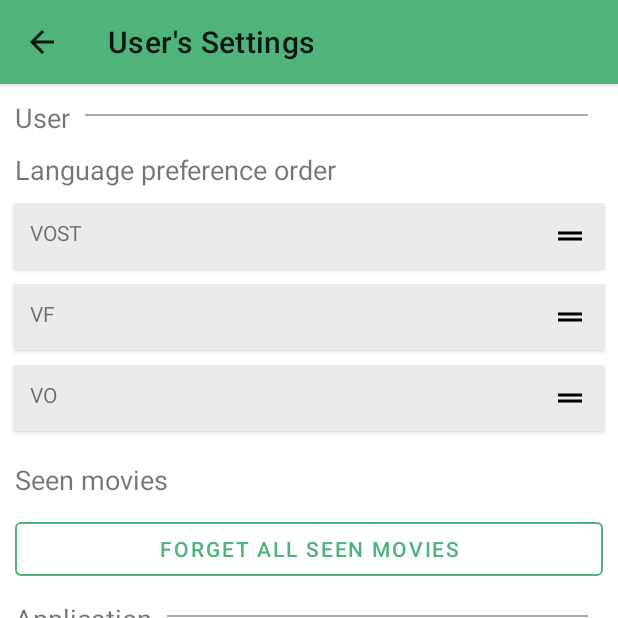
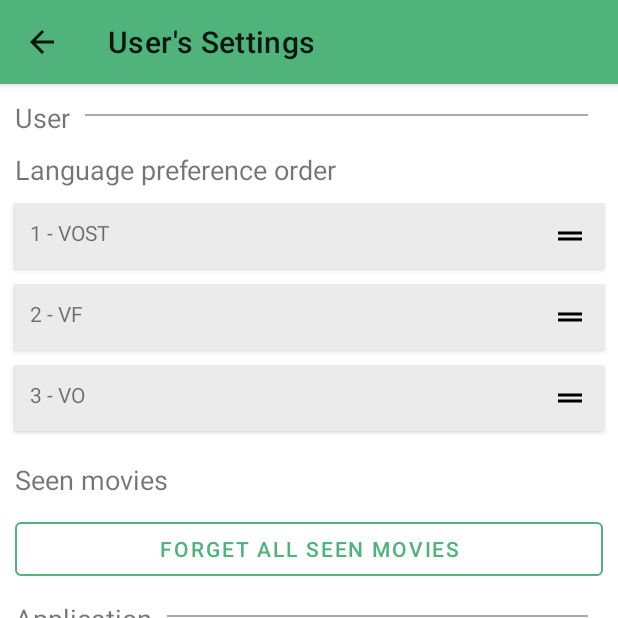
Before and after one commit to MatthieuLouf/blind-test-movie-app, an Android app: the UserSettingsActivity screen opened directly, with no data from a screen before it, on a phone screen of 412 x 824 dp, the top half of it. Run offline under Robolectric (Android 15) with nearby library versions, the phone set to English and light mode, and no system bars.

Commit message:
display preference position

```diff
--- a/app/src/main/java/com/matthieu_louf/movie_blindtest_app/pages/userPage/UserSettingsActivity.java
+++ b/app/src/main/java/com/matthieu_louf/movie_blindtest_app/pages/userPage/UserSettingsActivity.java
@@ -1,13 +1,10 @@
 package com.matthieu_louf.movie_blindtest_app.pages.userPage;
 
 import android.content.Intent;
-import android.content.res.Configuration;
 import android.os.Bundle;
 import android.view.View;
-import android.widget.Button;
 import android.widget.Toast;
 
-import androidx.annotation.NonNull;
 import androidx.appcompat.app.ActionBar;
 import androidx.appcompat.app.AppCompatActivity;
 import androidx.core.app.NavUtils;
@@ -18,13 +15,11 @@ import androidx.recyclerview.widget.RecyclerView;
 import com.matthieu_louf.movie_blindtest_app.pages.MainActivity;
 import com.matthieu_louf.movie_blindtest_app.R;
 import com.matthieu_louf.movie_blindtest_app.recycler.languagePreference.LanguagePreferenceAdapter;
-import com.matthieu_louf.movie_blindtest_app.recycler.languagePreference.MyItemTouchHelper;
-import com.matthieu_louf.movie_blindtest_app.recycler.theme.ThemeAdapter;
+import com.matthieu_louf.movie_blindtest_app.recycler.languagePreference.LanguagePreferenceItemTouchHelper;
 import com.matthieu_louf.movie_blindtest_app.sharedPreferences.SeenMoviesService;
 import com.google.android.material.button.MaterialButton;
 
 import java.util.ArrayList;
-import java.util.Collections;
 import java.util.List;
 /*import com.firebase.ui.auth.AuthUI;
 import com.google.android.gms.tasks.OnCompleteListener;
@@ -64,7 +59,11 @@ public class UserSettingsActivity extends AppCompatActivity {
                 NavUtils.navigateUpTo(userSettingsActivity,new Intent(userSettingsActivity, MainActivity.class));
             }
         });
+        handleLanguagePreferences();
+    }
 
+    private void handleLanguagePreferences()
+    {
         languagePreferencesTexts.add("VOST");
         languagePreferencesTexts.add("VF");
         languagePreferencesTexts.add("VO");
@@ -77,10 +76,9 @@ public class UserSettingsActivity extends AppCompatActivity {
 
         adapter = new LanguagePreferenceAdapter(languagePreferencesTexts, R.layout.preview_language_preference,this);
         recyclerView.setAdapter(adapter);
-        MyItemTouchHelper itemTouchHelper = new MyItemTouchHelper(adapter,languagePreferencesTexts,this);
+        LanguagePreferenceItemTouchHelper itemTouchHelper = new LanguagePreferenceItemTouchHelper(adapter,languagePreferencesTexts,this,recyclerView);
         ItemTouchHelper helper = new ItemTouchHelper(itemTouchHelper);
         helper.attachToRecyclerView(recyclerView);
-
     }
 
     @Override
--- a/app/src/main/java/com/matthieu_louf/movie_blindtest_app/recycler/languagePreference/LanguagePreferenceAdapter.java
+++ b/app/src/main/java/com/matthieu_louf/movie_blindtest_app/recycler/languagePreference/LanguagePreferenceAdapter.java
@@ -25,14 +25,14 @@ public class LanguagePreferenceAdapter extends RecyclerView.Adapter<LanguagePref
 
     @NonNull
     @Override
-    public LanguagePreferenceHolder onCreateViewHolder(@NonNull ViewGroup viewGroup, int position) {
+    public LanguagePreferenceHolder onCreateViewHolder(@NonNull ViewGroup viewGroup, int viewType) {
         View view = LayoutInflater.from(viewGroup.getContext()).inflate(layout, viewGroup,false);
         return new LanguagePreferenceHolder(view,context);
     }
 
     @Override
     public void onBindViewHolder(@NonNull LanguagePreferenceHolder viewHolder, int i) {
-        viewHolder.bind(languagePreferences.get(i));
+        viewHolder.bind(languagePreferences.get(i),i);
     }
 
     @Override
--- a/app/src/main/java/com/matthieu_louf/movie_blindtest_app/recycler/languagePreference/LanguagePreferenceHolder.java
+++ b/app/src/main/java/com/matthieu_louf/movie_blindtest_app/recycler/languagePreference/LanguagePreferenceHolder.java
@@ -23,18 +23,24 @@ import com.matthieu_louf.movie_blindtest_app.models.detailsMovie.ProductionCompa
 
 public class LanguagePreferenceHolder extends RecyclerView.ViewHolder {
     public TextView languagePreferenceTextView;
+    public TextView positionTextView;
     public CardView cardView;
 
     public LanguagePreferenceHolder(@NonNull View itemView, Context context) {
         super(itemView);
         languagePreferenceTextView=itemView.findViewById(R.id.language_preference_text_view);
+        positionTextView = itemView.findViewById(R.id.language_preference_position_text_view);
         cardView=itemView.findViewById(R.id.language_preference_card_view);
         cardView.setBackgroundColor(context.getResources().getColor(R.color.lt_grey));
-
     }
 
-    public void bind(final String languagePreferenceText) {
+    public void bind(final String languagePreferenceText,int position) {
         languagePreferenceTextView.setText(languagePreferenceText);
+        updatePosition(position+1);
+    }
 
+    public void updatePosition(int position)
+    {
+        positionTextView.setText(position+" - ");
     }
 }
--- a/app/src/main/java/com/matthieu_louf/movie_blindtest_app/recycler/languagePreference/MyItemTouchHelper.java
+++ b/app/src/main/java/com/matthieu_louf/movie_blindtest_app/recycler/languagePreference/LanguagePreferenceItemTouchHelper.java
@@ -12,16 +12,18 @@ import com.matthieu_louf.movie_blindtest_app.R;
 import java.util.Collections;
 import java.util.List;
 
-public class MyItemTouchHelper extends ItemTouchHelper.Callback {
+public class LanguagePreferenceItemTouchHelper extends ItemTouchHelper.Callback {
 
     private final LanguagePreferenceAdapter mAdapter;
     private List<String> languagePreferencesTexts;
     private Context context;
+    private RecyclerView recyclerView;
 
-    public MyItemTouchHelper(LanguagePreferenceAdapter adapter, List<String> languagePreferencesTexts, Context context) {
+    public LanguagePreferenceItemTouchHelper(LanguagePreferenceAdapter adapter, List<String> languagePreferencesTexts, Context context, RecyclerView recyclerView) {
         mAdapter = adapter;
         this.languagePreferencesTexts = languagePreferencesTexts;
         this.context = context;
+        this.recyclerView =recyclerView;
     }
 
     @Override
@@ -39,6 +41,7 @@ public class MyItemTouchHelper extends ItemTouchHelper.Callback {
         super.clearView(recyclerView, viewHolder);
         LanguagePreferenceHolder languagePreferenceHolder = (LanguagePreferenceHolder) viewHolder;
         languagePreferenceHolder.cardView.setBackgroundColor(context.getResources().getColor(R.color.lt_grey));
+        updateViewPositions();
     }
 
     @Override
@@ -66,9 +69,18 @@ public class MyItemTouchHelper extends ItemTouchHelper.Callback {
         int position_target = target.getAdapterPosition();
 
         Collections.swap(languagePreferencesTexts,position_dragged,position_target);
+        mAdapter.notifyItemMoved(position_dragged,position_target);
 
-        mAdapter.notifyItemMoved(position_dragged,position_target);
         return false;
+    }
+
+    public void updateViewPositions()
+    {
+        for(int i=0;i<recyclerView.getChildCount();i++)
+        {
+            LanguagePreferenceHolder languagePreferenceHolder = (LanguagePreferenceHolder) recyclerView.getChildViewHolder(recyclerView.getChildAt(i));
+            languagePreferenceHolder.updatePosition(i+1);
+        }
     }
 
 
--- a/app/src/main/res/layout/preview_language_preference.xml
+++ b/app/src/main/res/layout/preview_language_preference.xml
@@ -26,10 +26,17 @@
             android:layout_marginHorizontal="@dimen/activity_horizontal_margin">
 
             <TextView
+                android:id="@+id/language_preference_position_text_view"
+                android:layout_width="wrap_content"
+                android:layout_height="wrap_content"
+                card_view:layout_constraintStart_toStartOf="parent"
+                card_view:layout_constraintTop_toTopOf="parent"/>
+
+            <TextView
                 android:id="@+id/language_preference_text_view"
                 android:layout_width="wrap_content"
                 android:layout_height="wrap_content"
-                app:layout_constraintStart_toStartOf="parent"
+                card_view:layout_constraintStart_toEndOf="@+id/language_preference_position_text_view"
                 card_view:layout_constraintTop_toTopOf="parent"/>
 
             <ImageView
```
